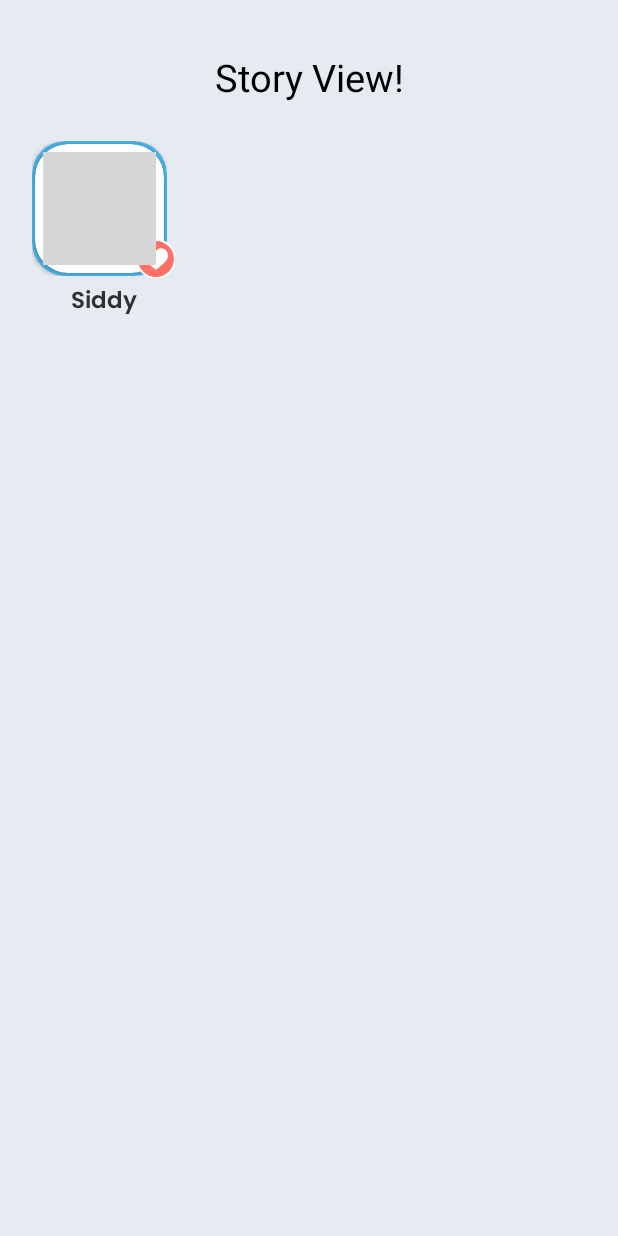
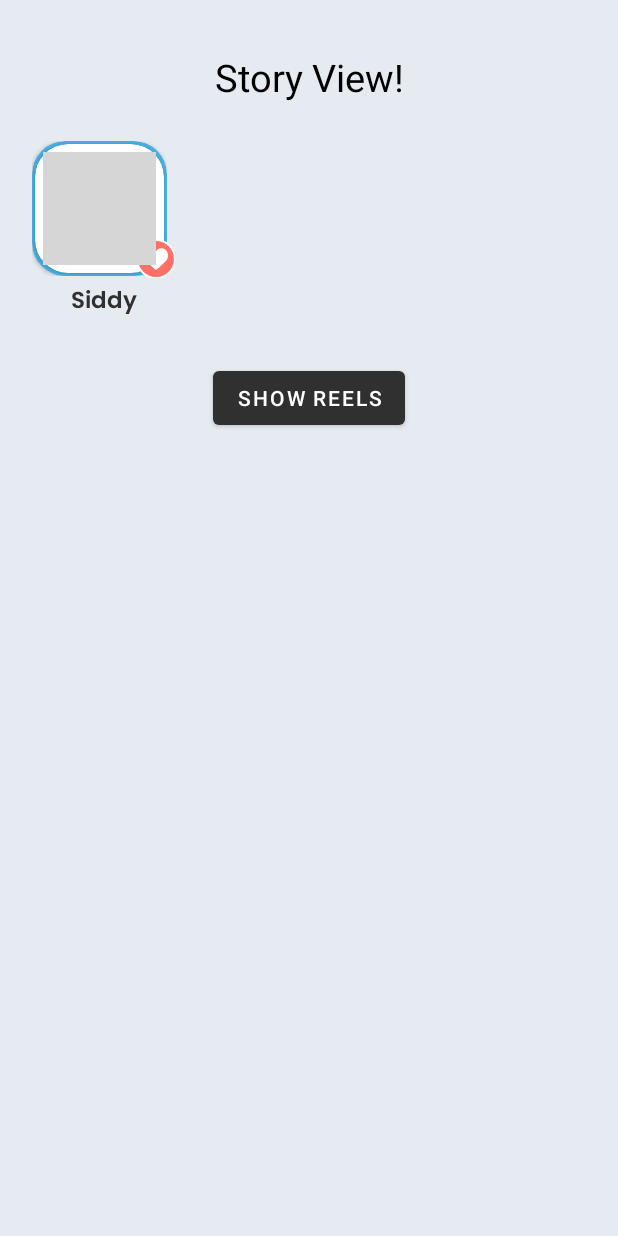
Before and after one commit to SiddyDevelops/InstaStoryAssignment, an Android app: the screen it shows after launch (MainActivity), on a phone screen of 412 x 824 dp. Run offline under Robolectric (Android 15) with nearby library versions, the phone set to English and light mode, and no system bars; grey boxes are pictures that could not be loaded.

Commit message:
Added ReelsSection

```diff
--- a/app/src/main/java/com/siddydevelops/instastoryassignment/MainActivity.kt
+++ b/app/src/main/java/com/siddydevelops/instastoryassignment/MainActivity.kt
@@ -1,5 +1,6 @@
 package com.siddydevelops.instastoryassignment
 
+import android.content.Intent
 import android.net.Uri
 import android.os.Build
 import android.os.Bundle
@@ -7,6 +8,7 @@ import androidx.annotation.RequiresApi
 import androidx.appcompat.app.AppCompatActivity
 import com.siddydevelops.instastoryassignment.adapters.StoryViewAdapter
 import com.siddydevelops.instastoryassignment.databinding.ActivityMainBinding
+import com.siddydevelops.instastoryassignment.reels.ReelsActivity
 import com.siddydevelops.instastoryassignment.user.User
 import com.siddydevelops.instastoryassignment.user.UserData
 import kotlin.collections.ArrayList
@@ -35,5 +37,10 @@ open class MainActivity : AppCompatActivity() {
         data.add(User(imageList))
 
         activityMainBinding.storyViewRV.adapter = StoryViewAdapter(data)
+
+        activityMainBinding.reelsBtn.setOnClickListener {
+            val intent = Intent(this,ReelsActivity::class.java)
+            startActivity(intent)
+        }
     }
 }
--- a/app/src/main/res/layout/activity_main.xml
+++ b/app/src/main/res/layout/activity_main.xml
@@ -34,6 +34,17 @@
         app:layout_constraintHorizontal_bias="0.0"
         app:layout_constraintStart_toStartOf="parent"
         app:layout_constraintTop_toBottomOf="@+id/textView2" />
+
+    <Button
+        android:id="@+id/reelsBtn"
+        android:layout_width="wrap_content"
+        android:layout_height="wrap_content"
+        android:textColor="@color/white"
+        android:text="Show Reels"
+        android:layout_marginTop="25dp"
+        app:layout_constraintEnd_toEndOf="parent"
+        app:layout_constraintStart_toStartOf="parent"
+        app:layout_constraintTop_toBottomOf="@+id/storyViewRV" />
 
     <!--    <LinearLayout-->
 <!--        android:layout_width="match_parent"-->
--- a/app/src/main/res/values/themes.xml
+++ b/app/src/main/res/values/themes.xml
@@ -13,4 +13,12 @@
         <item name="android:statusBarColor">?attr/colorPrimaryVariant</item>
         <!-- Customize your theme here. -->
     </style>
+
+    <style name="FullScreen" parent="Theme.MaterialComponents.DayNight.NoActionBar">
+        <item name="windowNoTitle">true</item>
+        <item name="windowActionBar">true</item>
+        <item name="android:windowFullscreen">true</item>
+        <item name="android:windowContentOverlay">@null</item>
+    </style>
+
 </resources>
```
Also changed, not shown: app/src/main/AndroidManifest.xml (+10 -1 lines), app/src/main/java/com/siddydevelops/instastoryassignment/adapters/VideoAdapter.kt (added, +50 -0 lines), app/src/main/java/com/siddydevelops/instastoryassignment/reels/ReelsActivity.kt (added, +26 -0 lines), app/src/main/res/layout/activity_reels.xml (added, +22 -0 lines), app/src/main/res/layout/video_item_layout.xml (added, +29 -0 lines).
